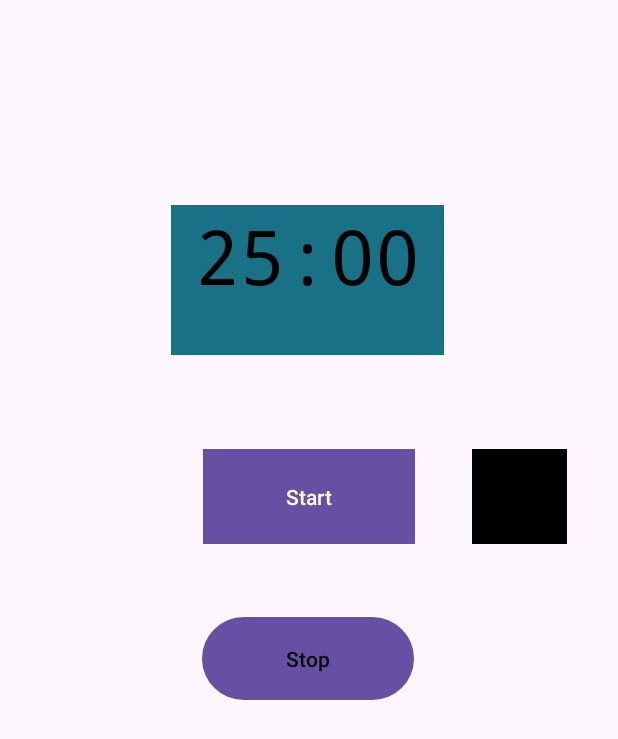
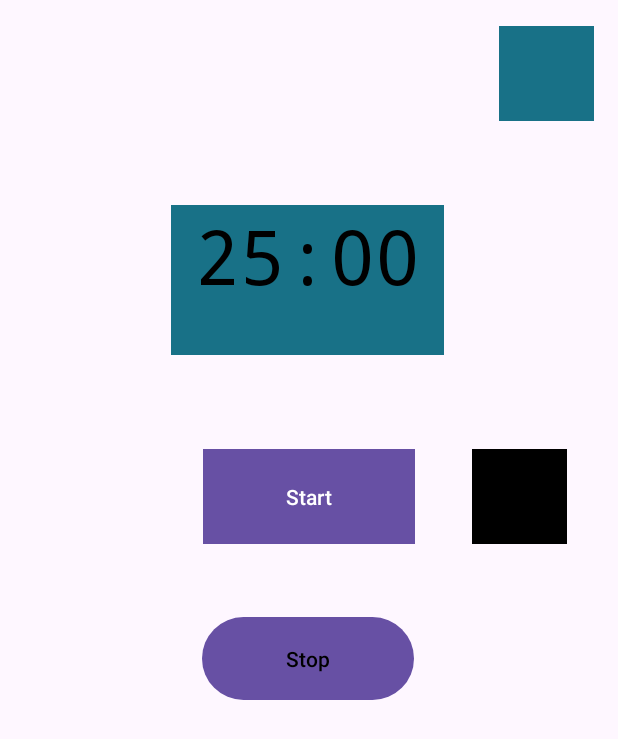
Before and after one commit to Hydrocig/Pomodoro, an Android app: the screen it shows after launch (MainActivity), on a phone screen of 412 x 824 dp. Shown: the top 739 px of the screen. Run offline under Robolectric (Android 15) with nearby library versions, the phone set to English and light mode, and no system bars.

Commit message:
-Added Settings Button -Created second Activity with xml -Added Activity to Manifest -Added button to get back to MainActivity

```diff
--- a/app/src/main/AndroidManifest.xml
+++ b/app/src/main/AndroidManifest.xml
@@ -21,6 +21,7 @@
                 <category android:name="android.intent.category.LAUNCHER" />
             </intent-filter>
         </activity>
+        <activity android:name=".Settings"></activity>
     </application>
 
 </manifest>
--- a/app/src/main/java/com/example/pomodoro/MainActivity.java
+++ b/app/src/main/java/com/example/pomodoro/MainActivity.java
@@ -3,6 +3,7 @@ package com.example.pomodoro;
 
 import androidx.appcompat.app.AppCompatActivity;
 
+import android.content.Intent;
 import android.os.Bundle;
 import android.os.CountDownTimer;
 import android.view.View;
@@ -24,6 +25,7 @@ public class MainActivity extends AppCompatActivity {
         Button pauseTimerButton = findViewById(R.id.pauseButton);
         Button resumeTimerButton = findViewById(R.id.resumeButton);
         ImageButton skipTimerButton = findViewById(R.id.skipButton);
+        ImageButton settingsButton = findViewById(R.id.settingsButton);
 
         //Object initialization
         SimpleCalc simpleCalc = new SimpleCalc();
@@ -84,5 +86,17 @@ public class MainActivity extends AppCompatActivity {
                 timerTextField.setText(timer.orderArray[timer.getCounter()]+":00");
             }
         });
+
+        settingsButton.setOnClickListener(new View.OnClickListener(){
+            @Override
+            public void onClick(View view){
+                switchActivities();
+            }
+        });
+    }
+
+    private void switchActivities(){
+        Intent switchActivityIntend = new Intent(this, Settings.class);
+        startActivity(switchActivityIntend);
     }
 }
--- a/app/src/main/res/layout/activity_main.xml
+++ b/app/src/main/res/layout/activity_main.xml
@@ -12,7 +12,7 @@
         android:id="@+id/mainTimer"
         android:layout_width="182dp"
         android:layout_height="100dp"
-        android:background="#187187"
+        android:background="@color/lightBlue"
         android:fontFamily="monospace"
         android:text=""
         android:textAlignment="center"
@@ -63,7 +63,6 @@
         android:layout_height="63dp"
         android:background="@color/black"
         android:src="@color/black"
-        android:textColor="@color/white"
         android:visibility="visible"
         app:layout_constraintBottom_toBottomOf="parent"
         app:layout_constraintEnd_toEndOf="parent"
@@ -101,5 +100,19 @@
         app:layout_constraintTop_toBottomOf="@+id/startButton"
         app:layout_constraintVertical_bias="0.075" />
 
+    <ImageButton
+        android:id="@+id/settingsButton"
+        android:layout_width="63dp"
+        android:layout_height="63dp"
+        android:background="@color/black"
+        android:src="@color/lightBlue"
+        android:visibility="visible"
+        app:layout_constraintBottom_toBottomOf="parent"
+        app:layout_constraintEnd_toEndOf="parent"
+        app:layout_constraintHorizontal_bias="0.954"
+        app:layout_constraintStart_toStartOf="parent"
+        app:layout_constraintTop_toTopOf="parent"
+        app:layout_constraintVertical_bias="0.023" />
+
 
 </androidx.constraintlayout.widget.ConstraintLayout>
--- a/app/src/main/res/values/colors.xml
+++ b/app/src/main/res/values/colors.xml
@@ -2,4 +2,5 @@
 <resources>
     <color name="black">#FF000000</color>
     <color name="white">#FFFFFFFF</color>
+    <color name="lightBlue">#187187</color>
 </resources>
```
Also changed, not shown: app/src/main/java/com/example/pomodoro/Settings.java (added, +25 -0 lines), app/src/main/res/layout/settings.xml (added, +20 -0 lines).
